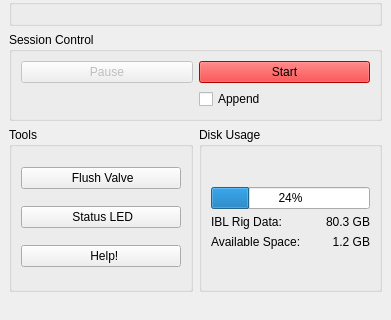
This is iblrig/gui/ui_wizard.ui in int-brain-lab/iblrig as Qt 5 draws it before an edit; both pictures show x 0 to 391 and y 340 to 660 of the 391 by 660 pixel window. The edited form follows.
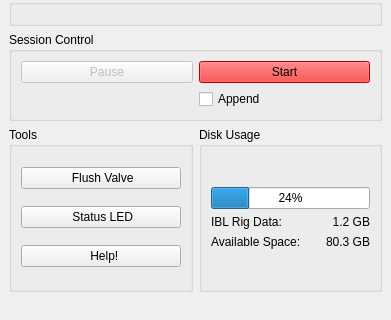
This is the edited form. Icons and pictures are not drawn.

Commit message:
fix display of disk stats
fixes #576

The edit to the form file:
```diff
--- a/iblrig/gui/ui_wizard.ui
+++ b/iblrig/gui/ui_wizard.ui
@@ -660,9 +660,9 @@
         </widget>
        </item>
        <item row="2" column="1">
-        <widget class="QLabel" name="uiLabelDiskAvailableValue">
+        <widget class="QLabel" name="uiLabelDiskIblrigValue">
          <property name="text">
-          <string>80.3 GB</string>
+          <string>1.2 GB</string>
          </property>
          <property name="alignment">
           <set>Qt::AlignRight|Qt::AlignTrailing|Qt::AlignVCenter</set>
@@ -677,9 +677,9 @@
         </widget>
        </item>
        <item row="3" column="1">
-        <widget class="QLabel" name="uiLabelDiskIblrigValue">
+        <widget class="QLabel" name="uiLabelDiskAvailableValue">
          <property name="text">
-          <string>1.2 GB</string>
+          <string>80.3 GB</string>
          </property>
          <property name="alignment">
           <set>Qt::AlignRight|Qt::AlignTrailing|Qt::AlignVCenter</set>
```
The commit also changes 1 other file.
